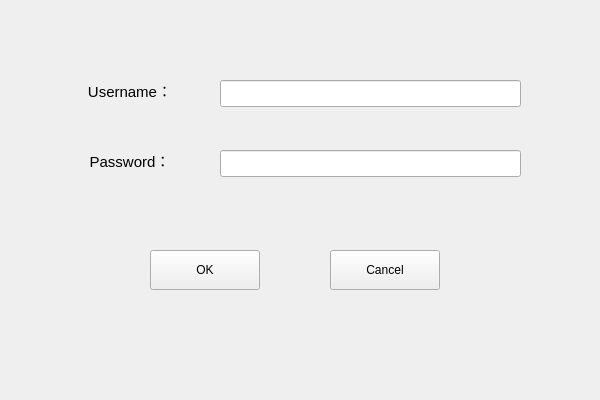
This is client/SimpleChatClient/SimpleChatClient/ui/SignupForm.ui in Neon2333/SimpleChat as Qt 5 draws it before an edit. The edited form follows.
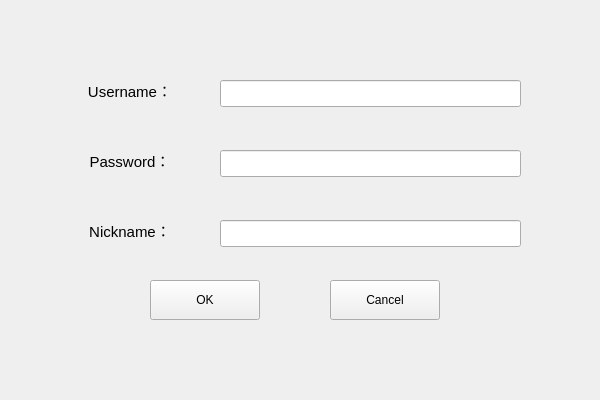
This is the edited form.

```diff
--- a/client/SimpleChatClient/SimpleChatClient/ui/SignupForm.ui
+++ b/client/SimpleChatClient/SimpleChatClient/ui/SignupForm.ui
@@ -97,7 +97,7 @@
    <property name="geometry">
     <rect>
      <x>150</x>
-     <y>250</y>
+     <y>280</y>
      <width>110</width>
      <height>40</height>
     </rect>
@@ -110,7 +110,7 @@
    <property name="geometry">
     <rect>
      <x>330</x>
-     <y>250</y>
+     <y>280</y>
      <width>110</width>
      <height>40</height>
     </rect>
@@ -139,6 +139,56 @@
     </rect>
    </property>
   </widget>
+  <widget class="QLabel" name="label_nickname">
+   <property name="geometry">
+    <rect>
+     <x>80</x>
+     <y>210</y>
+     <width>100</width>
+     <height>40</height>
+    </rect>
+   </property>
+   <property name="font">
+    <font>
+     <pointsize>11</pointsize>
+     <bold>false</bold>
+    </font>
+   </property>
+   <property name="frameShape">
+    <enum>QFrame::NoFrame</enum>
+   </property>
+   <property name="frameShadow">
+    <enum>QFrame::Plain</enum>
+   </property>
+   <property name="lineWidth">
+    <number>1</number>
+   </property>
+   <property name="text">
+    <string>Nickname：</string>
+   </property>
+   <property name="alignment">
+    <set>Qt::AlignCenter</set>
+   </property>
+   <property name="wordWrap">
+    <bool>false</bool>
+   </property>
+   <property name="margin">
+    <number>0</number>
+   </property>
+   <property name="indent">
+    <number>-1</number>
+   </property>
+  </widget>
+  <widget class="QLineEdit" name="lineEdit_nickname">
+   <property name="geometry">
+    <rect>
+     <x>220</x>
+     <y>220</y>
+     <width>301</width>
+     <height>27</height>
+    </rect>
+   </property>
+  </widget>
  </widget>
  <layoutdefault spacing="6" margin="11"/>
  <resources/>
```
